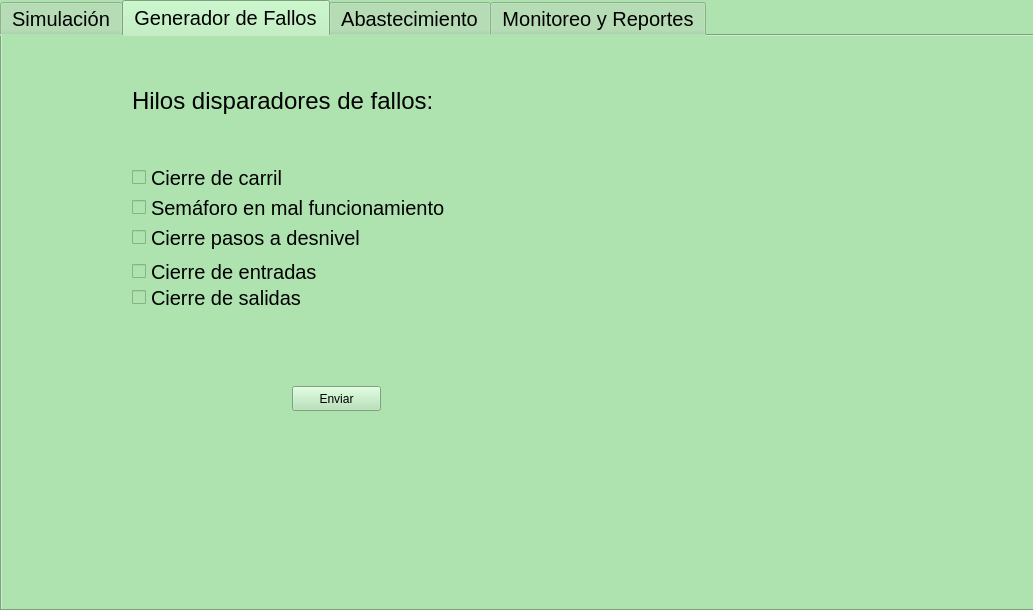
Old version of the form ProyectoUnoOperativos/ventanasimulacion.ui in the repository nws18/ProyectoUnoOperativos.
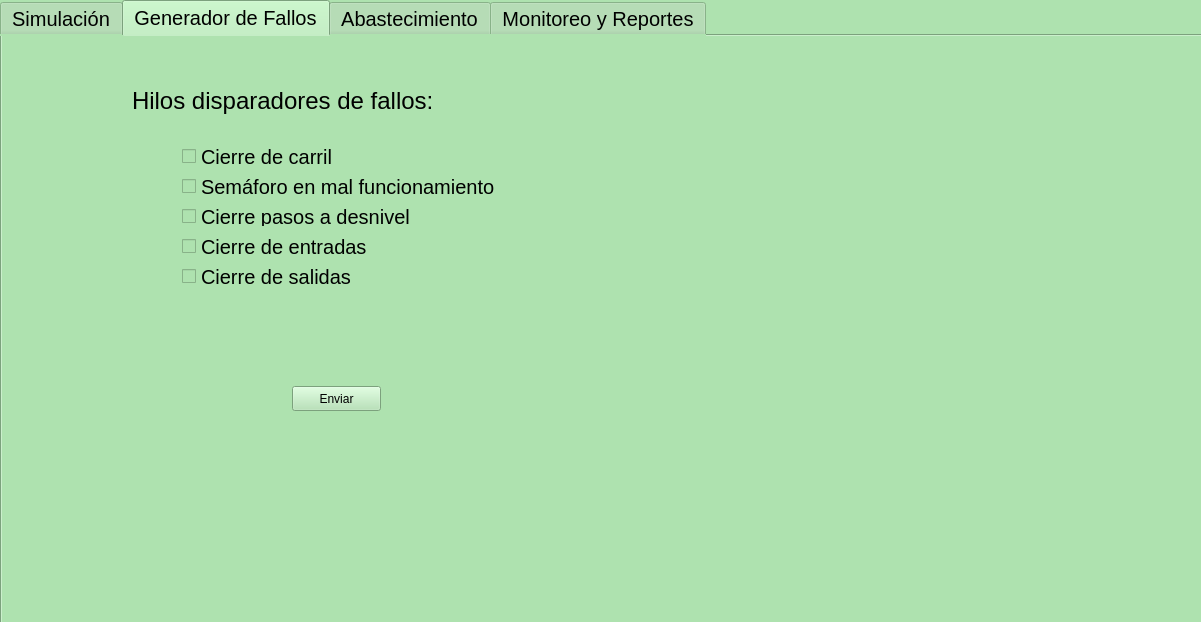
New version of the form. The open tabs and pages were chosen to show the change. Icons and pictures are not drawn.

```diff
--- a/ProyectoUnoOperativos/ventanasimulacion.ui
+++ b/ProyectoUnoOperativos/ventanasimulacion.ui
@@ -6,8 +6,8 @@
    <rect>
     <x>0</x>
     <y>0</y>
-    <width>1033</width>
-    <height>610</height>
+    <width>1201</width>
+    <height>622</height>
    </rect>
   </property>
   <property name="font">
@@ -26,8 +26,8 @@
     <rect>
      <x>0</x>
      <y>0</y>
-     <width>1041</width>
-     <height>611</height>
+     <width>1211</width>
+     <height>631</height>
     </rect>
    </property>
    <property name="toolTip">
@@ -148,10 +148,10 @@
     <widget class="QCheckBox" name="cbCierreCarril">
      <property name="geometry">
       <rect>
-       <x>130</x>
-       <y>130</y>
+       <x>180</x>
+       <y>100</y>
        <width>171</width>
-       <height>23</height>
+       <height>41</height>
       </rect>
      </property>
      <property name="font">
@@ -166,10 +166,10 @@
     <widget class="QCheckBox" name="cbSemaforoMalFuncionamiento">
      <property name="geometry">
       <rect>
-       <x>130</x>
-       <y>160</y>
+       <x>180</x>
+       <y>130</y>
        <width>321</width>
-       <height>23</height>
+       <height>41</height>
       </rect>
      </property>
      <property name="font">
@@ -184,10 +184,10 @@
     <widget class="QCheckBox" name="cbPasosDesnivel">
      <property name="geometry">
       <rect>
-       <x>130</x>
-       <y>190</y>
-       <width>231</width>
-       <height>23</height>
+       <x>180</x>
+       <y>160</y>
+       <width>241</width>
+       <height>41</height>
       </rect>
      </property>
      <property name="font">
@@ -202,10 +202,10 @@
     <widget class="QCheckBox" name="cbCierreEntradas">
      <property name="geometry">
       <rect>
-       <x>130</x>
-       <y>220</y>
+       <x>180</x>
+       <y>190</y>
        <width>201</width>
-       <height>31</height>
+       <height>41</height>
       </rect>
      </property>
      <property name="font">
@@ -220,10 +220,10 @@
     <widget class="QCheckBox" name="cbCierreSalidas">
      <property name="geometry">
       <rect>
-       <x>130</x>
-       <y>250</y>
+       <x>180</x>
+       <y>220</y>
        <width>171</width>
-       <height>23</height>
+       <height>41</height>
       </rect>
      </property>
      <property name="font">
```
Left out of the diff: 47 changed lines with no effect on the pictures.
